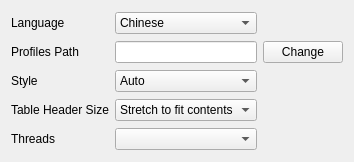
Qt form Form/Util/Settings.ui (REddff2/PokeFinderPlus) before a commit.
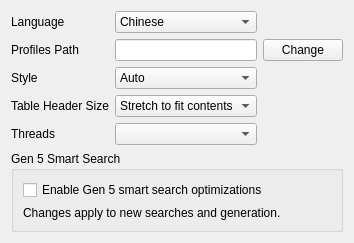
The same form after that commit.

Commit message: Add Gen 5 smart search

```diff
--- a/Form/Util/Settings.ui
+++ b/Form/Util/Settings.ui
@@ -143,6 +143,20 @@
    <item row="4" column="1">
     <widget class="QComboBox" name="comboBoxThreads"/>
    </item>
+   <item row="5" column="0" colspan="3">
+    <widget class="QGroupBox" name="groupBoxSearchOptimization">
+     <property name="title"><string>Gen 5 Smart Search</string></property>
+     <layout class="QVBoxLayout" name="verticalLayoutSearchOptimization">
+      <item><widget class="QCheckBox" name="checkBoxSearchPruning">
+       <property name="text"><string>Enable Gen 5 smart search optimizations</string></property>
+       <property name="toolTip"><string>Uses verified Gen 5 search optimizations where supported. Unsupported searches use normal PokeFinder behavior.</string></property>
+      </widget></item>
+      <item><widget class="QLabel" name="labelSearchOptimizationScope">
+       <property name="text"><string>Changes apply to new searches and generation.</string></property>
+      </widget></item>
+     </layout>
+    </widget>
+   </item>
   </layout>
  </widget>
  <resources/>
```
The commit also changes 43 other files.
